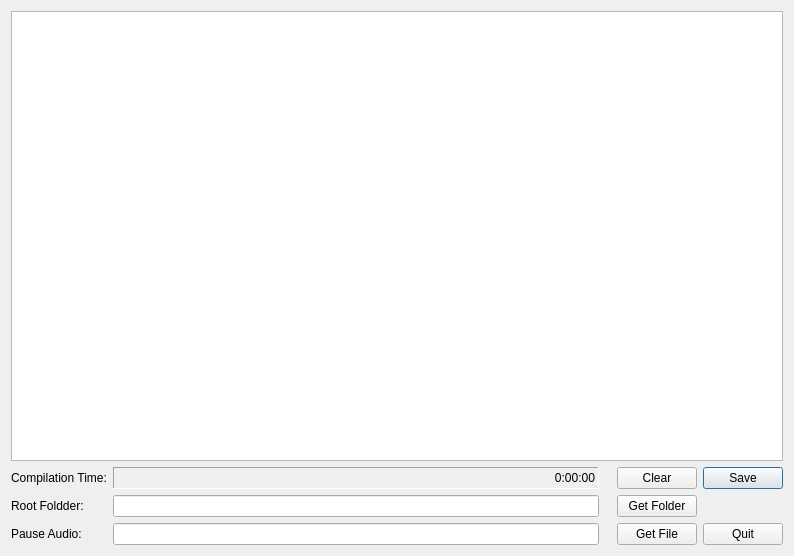
This is filedropper.ui in Jo2003/FiioFileDropper as Qt 5 draws it before an edit. The edited form follows.
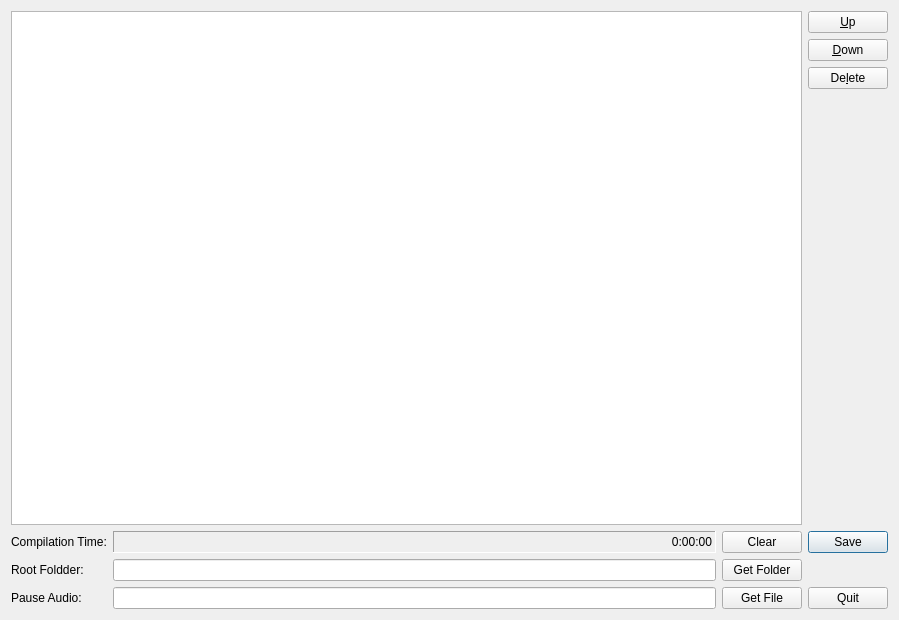
This is the edited form.

Commit message: can delete / move playlist item

Diff of the .ui file:
```diff
--- a/filedropper.ui
+++ b/filedropper.ui
@@ -6,67 +6,22 @@
    <rect>
     <x>0</x>
     <y>0</y>
-    <width>794</width>
-    <height>556</height>
+    <width>899</width>
+    <height>620</height>
    </rect>
   </property>
   <property name="windowTitle">
    <string>FiiO File Dropper</string>
   </property>
   <layout class="QGridLayout" name="gridLayout">
-   <item row="0" column="0" colspan="6">
-    <widget class="QTreeView" name="treeView">
-     <attribute name="headerVisible">
-      <bool>true</bool>
-     </attribute>
-    </widget>
-   </item>
-   <item row="1" column="5">
+   <item row="5" column="3">
     <widget class="QPushButton" name="pushSave">
      <property name="text">
       <string>Save</string>
      </property>
     </widget>
    </item>
-   <item row="3" column="5">
-    <widget class="QPushButton" name="pushButton_2">
-     <property name="text">
-      <string>Quit</string>
-     </property>
-    </widget>
-   </item>
-   <item row="2" column="0">
-    <widget class="QLabel" name="label_2">
-     <property name="text">
-      <string>Root Foldder:</string>
-     </property>
-    </widget>
-   </item>
-   <item row="3" column="1">
-    <widget class="QLineEdit" name="linePauseAudio"/>
-   </item>
-   <item row="1" column="0">
-    <widget class="QLabel" name="label_3">
-     <property name="text">
-      <string>Compilation Time:</string>
-     </property>
-    </widget>
-   </item>
-   <item row="3" column="0">
-    <widget class="QLabel" name="label">
-     <property name="text">
-      <string>Pause Audio:</string>
-     </property>
-    </widget>
-   </item>
-   <item row="2" column="4">
-    <widget class="QPushButton" name="pushRoot">
-     <property name="text">
-      <string>Get Folder</string>
-     </property>
-    </widget>
-   </item>
-   <item row="1" column="1">
+   <item row="5" column="1">
     <widget class="QLabel" name="labLength">
      <property name="frameShape">
       <enum>QFrame::Panel</enum>
@@ -82,23 +37,95 @@
      </property>
     </widget>
    </item>
-   <item row="3" column="4">
+   <item row="7" column="2">
     <widget class="QPushButton" name="pushPause">
      <property name="text">
       <string>Get File</string>
      </property>
     </widget>
    </item>
-   <item row="2" column="1">
+   <item row="6" column="0">
+    <widget class="QLabel" name="label_2">
+     <property name="text">
+      <string>Root Foldder:</string>
+     </property>
+    </widget>
+   </item>
+   <item row="6" column="1">
     <widget class="QLineEdit" name="lineRoot"/>
    </item>
-   <item row="1" column="4">
+   <item row="0" column="3">
+    <widget class="QPushButton" name="pushItemUp">
+     <property name="text">
+      <string>&amp;Up</string>
+     </property>
+    </widget>
+   </item>
+   <item row="7" column="0">
+    <widget class="QLabel" name="label">
+     <property name="text">
+      <string>Pause Audio:</string>
+     </property>
+    </widget>
+   </item>
+   <item row="0" column="0" rowspan="5" colspan="3">
+    <widget class="QTreeView" name="treeView">
+     <property name="acceptDrops">
+      <bool>true</bool>
+     </property>
+     <property name="dragEnabled">
+      <bool>true</bool>
+     </property>
+     <attribute name="headerVisible">
+      <bool>true</bool>
+     </attribute>
+    </widget>
+   </item>
+   <item row="7" column="1">
+    <widget class="QLineEdit" name="linePauseAudio"/>
+   </item>
+   <item row="5" column="0">
+    <widget class="QLabel" name="label_3">
+     <property name="text">
+      <string>Compilation Time:</string>
+     </property>
+    </widget>
+   </item>
+   <item row="7" column="3">
+    <widget class="QPushButton" name="pushButton_2">
+     <property name="text">
+      <string>Quit</string>
+     </property>
+    </widget>
+   </item>
+   <item row="5" column="2">
     <widget class="QPushButton" name="pushClear">
      <property name="text">
       <string>Clear</string>
      </property>
     </widget>
    </item>
+   <item row="6" column="2">
+    <widget class="QPushButton" name="pushRoot">
+     <property name="text">
+      <string>Get Folder</string>
+     </property>
+    </widget>
+   </item>
+   <item row="1" column="3">
+    <widget class="QPushButton" name="pushItemDown">
+     <property name="text">
+      <string>&amp;Down</string>
+     </property>
+    </widget>
+   </item>
+   <item row="2" column="3">
+    <widget class="QPushButton" name="pushItemDelete">
+     <property name="text">
+      <string>De&amp;lete</string>
+     </property>
+    </widget>
+   </item>
   </layout>
  </widget>
  <layoutdefault spacing="6" margin="11"/>
```
The commit also changes 2 other files.
